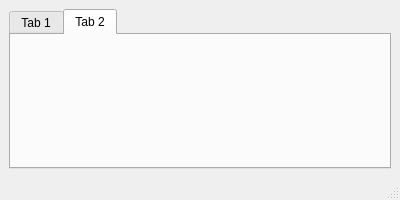
First picture: the form in notify/main.ui, repository QtPlay/coastal-qt, before the edit.
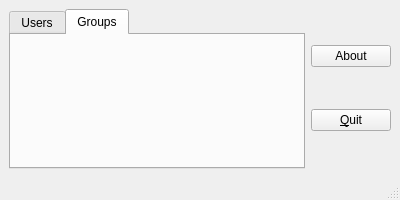
Second picture: the form after the edit. The open tabs and pages were chosen to show the change.

Commit message: some main screen stuff

Diff of the .ui file:
```diff
--- a/notify/main.ui
+++ b/notify/main.ui
@@ -15,16 +15,41 @@
   </property>
   <widget class="QWidget" name="centralwidget">
    <layout class="QGridLayout" name="gridLayout">
+    <item row="0" column="1">
+     <layout class="QHBoxLayout" name="horizontalLayout">
+      <item>
+       <layout class="QVBoxLayout" name="verticalLayout">
+        <item>
+         <widget class="QPushButton" name="aboutButton">
+          <property name="text">
+           <string>About</string>
+          </property>
+         </widget>
+        </item>
+        <item>
+         <widget class="QPushButton" name="quitButton">
+          <property name="text">
+           <string>&amp;Quit</string>
+          </property>
+         </widget>
+        </item>
+       </layout>
+      </item>
+     </layout>
+    </item>
     <item row="0" column="0">
-     <widget class="QTabWidget" name="tabWidget">
-      <widget class="QWidget" name="tab">
+     <widget class="QTabWidget" name="Tabs">
+      <property name="currentIndex">
+       <number>1</number>
+      </property>
+      <widget class="QWidget" name="userTab">
        <attribute name="title">
-        <string>Tab 1</string>
+        <string>Users</string>
        </attribute>
       </widget>
       <widget class="QWidget" name="tab_2">
        <attribute name="title">
-        <string>Tab 2</string>
+        <string>Groups</string>
        </attribute>
       </widget>
      </widget>
```
Left out of the diff: 2 changed lines with no effect on the pictures. The commit also changes 1 other file.
